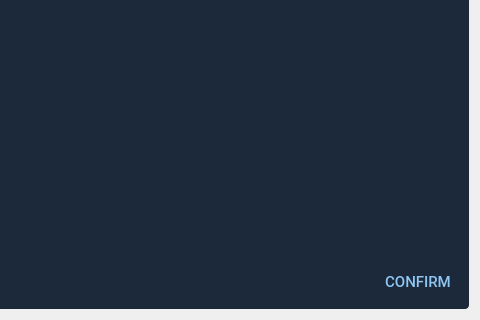
opierre/Budgetter, file budgetter/view/skeletons/Dialog.ui: the form before one commit; both pictures show x 148 to 628 and y 213 to 533 of the 628 by 533 pixel window.
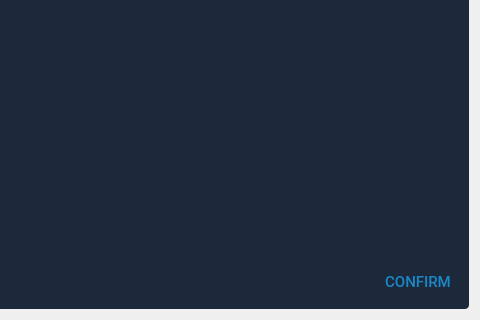
The form after the commit. Icons and pictures are not drawn. Custom widgets are drawn as their Qt base class.

What changed in the file:
```diff
--- a/budgetter/view/skeletons/Dialog.ui
+++ b/budgetter/view/skeletons/Dialog.ui
@@ -25,7 +25,7 @@
 QPushButton
 {
 	background-color: transparent;
-	color: #8ec6f4;
+	color: rgba(25, 157, 229, 210);
 	outline: none;
 	padding-left: 8px;
 	padding-right: 8px;
```
